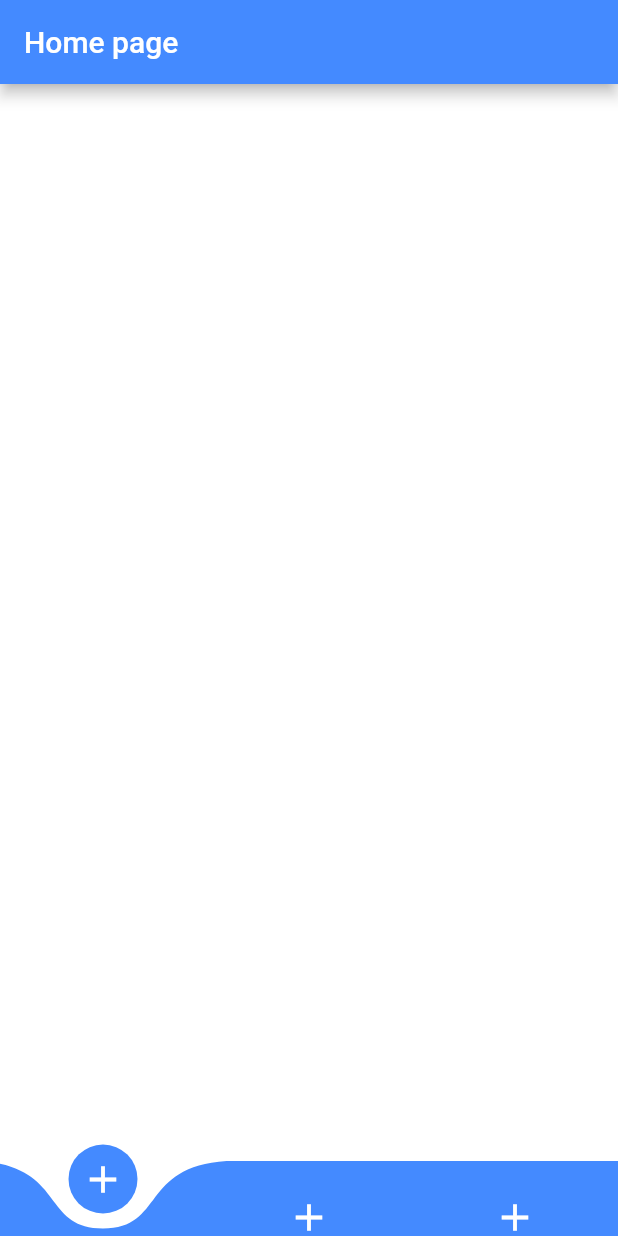
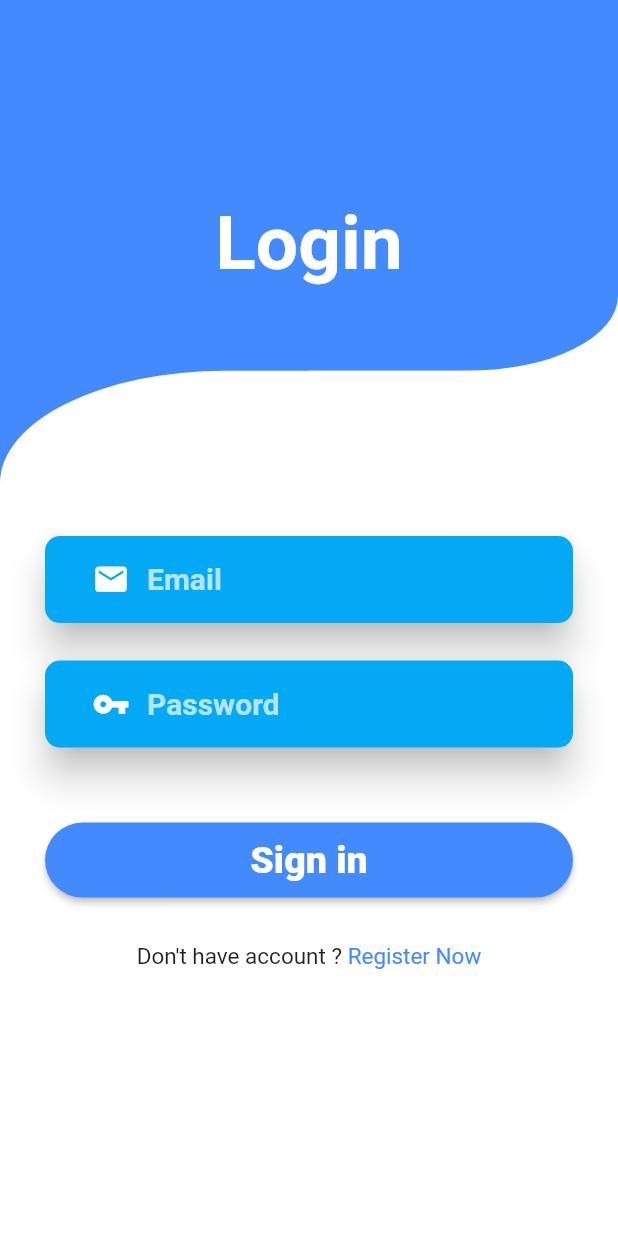
Before and after one commit to uloydev/simple-todo-app, a Flutter app: the screen it shows after launch, on a phone screen of 412 x 824 dp. Run offline on Flutter 3.47's test engine with Material 2 defaults, Android fonts, the phone set to English and light mode, and no system bars; drawn by our look-alikes of curved_navigation_bar.

Commit message:
[ADD] login screen

```diff
--- /dev/null
+++ b/app/simple_todo_app/lib/components/auth_background.dart
@@ -0,0 +1,34 @@
+import 'package:flutter/material.dart';
+
+
+
+class AuthBackground extends StatelessWidget {
+  @override
+  Widget build(BuildContext context) {
+    Size screenSize = MediaQuery.of(context).size;
+    return Stack(children: [
+              Container(
+                color: Colors.blueAccent,
+                width: screenSize.width / 2,
+              ),
+              Column(
+                children: [
+                  Container(
+                    height: screenSize.height * 0.30,
+                    decoration: BoxDecoration(
+                        color: Colors.blueAccent,
+                        borderRadius: BorderRadius.only(
+                            bottomRight: Radius.elliptical(100, 50))),
+                  ),
+                  Container(
+                    height: screenSize.height * 0.70,
+                    decoration: BoxDecoration(
+                        color: Colors.white,
+                        borderRadius: BorderRadius.only(
+                            topLeft: Radius.elliptical(150, 75))),
+                  )
+                ],
+              ),
+            ]);
+  }
+}
--- /dev/null
+++ b/app/simple_todo_app/lib/components/custom_input.dart
@@ -0,0 +1,41 @@
+import 'package:flutter/material.dart';
+
+class CustomInput extends StatelessWidget {
+
+  const CustomInput({
+    Key key,
+    this.label,
+    this.icon,
+    this.obsecure = false,
+  }) : super(key: key);
+
+  final String label;
+  final Icon icon;
+  final bool obsecure;
+
+  @override
+  Widget build(BuildContext context) {
+    return Material(
+      borderRadius: BorderRadius.circular(10),
+      color: Colors.lightBlue,
+      elevation: 10,
+      child: Container(
+          padding:
+              EdgeInsets.symmetric(vertical: 5, horizontal: 20),
+          child: TextField(
+              obscureText: this.obsecure,
+              style: TextStyle(
+                  fontSize: 20,
+                  color: Colors.white,
+                  fontWeight: FontWeight.w700),
+              decoration: InputDecoration(
+                  prefixIcon: this.icon,
+                  hintText: this.label,
+                  border: InputBorder.none,
+                  hintStyle: TextStyle(
+                      color: Colors.white70,
+                      fontWeight: FontWeight.w700,
+                      fontSize: 20)))),
+    );
+  }
+}
--- a/app/simple_todo_app/lib/main.dart
+++ b/app/simple_todo_app/lib/main.dart
@@ -1,5 +1,5 @@
-import 'package:curved_navigation_bar/curved_navigation_bar.dart';
 import 'package:flutter/material.dart';
+import 'package:simple_todo_app/screens/login_screen.dart';
 
 void main() {
   runApp(MyApp());
@@ -10,28 +10,8 @@ class MyApp extends StatelessWidget {
   Widget build(BuildContext context) {
     return MaterialApp(
       title: 'Simple TODO App',
-      home: Scaffold(
-        appBar: AppBar(title: Text('Home page'), backgroundColor: Colors.blueAccent,),
-        backgroundColor: Colors.black,
-        bottomNavigationBar: CurvedNavigationBar(
-          backgroundColor: Colors.white,
-          buttonBackgroundColor: Colors.blueAccent,
-          color: Colors.blueAccent,
-          height: 50,
-          animationDuration: Duration(
-            milliseconds: 300,
-          ),
-          items: <Widget>[
-            Icon(Icons.add, size: 30, color: Colors.white,),
-            Icon(Icons.add, size: 30, color: Colors.white,),
-            Icon(Icons.add, size: 30, color: Colors.white,),
-          ],
-          onTap: (index) {
-            //Handle button tap
-          },
-        ),
-        body: Container(color: Colors.white),
-      ),
+      home: LoginScreen(),
+      color: Colors.blueGrey,
     );
   }
 }
--- /dev/null
+++ b/app/simple_todo_app/lib/screens/login_screen.dart
@@ -0,0 +1,92 @@
+import 'package:flutter/material.dart';
+import 'package:simple_todo_app/components/auth_background.dart';
+import 'package:simple_todo_app/components/custom_input.dart';
+
+class LoginScreen extends StatefulWidget {
+  @override
+  _LoginScreenState createState() => _LoginScreenState();
+}
+
+class _LoginScreenState extends State<LoginScreen> {
+  @override
+  Widget build(BuildContext context) {
+    Size screenSize = MediaQuery.of(context).size;
+
+    return Scaffold(
+        resizeToAvoidBottomInset: false,
+        backgroundColor: Colors.white,
+        body: Stack(
+          children: [
+            AuthBackground(),
+            Container(
+              padding: EdgeInsets.symmetric(vertical: 10, horizontal: 30),
+              child: Column(children: [
+                SizedBox(
+                  height: screenSize.height * 0.15,
+                ),
+                Center(
+                  child: Text(
+                    'Login',
+                    style: TextStyle(
+                        fontSize: 50,
+                        color: Colors.white,
+                        fontWeight: FontWeight.bold),
+                  ),
+                ),
+                SizedBox(height: screenSize.height * 0.2),
+                CustomInput(
+                  label: 'Email',
+                  obsecure: false,
+                  icon: Icon(
+                    Icons.email,
+                    color: Colors.white,
+                    size: 25,
+                  ),
+                ),
+                SizedBox(height: 25),
+                CustomInput(
+                  label: 'Password',
+                  obsecure: true,
+                  icon: Icon(
+                    Icons.vpn_key,
+                    color: Colors.white,
+                    size: 25,
+                  ),
+                ),
+                SizedBox(height: 50),
+                SizedBox(
+                  width: screenSize.width,
+                  height: 50,
+                  child: RaisedButton(
+                    shape: RoundedRectangleBorder(
+                        borderRadius: BorderRadius.circular(30)),
+                    color: Colors.blueAccent,
+                    child: Text(
+                      'Sign in',
+                      style: TextStyle(
+                          color: Colors.white,
+                          fontWeight: FontWeight.w800,
+                          fontSize: 25),
+                    ),
+                    onPressed: () {},
+                  ),
+                ),
+                SizedBox(height: 30),
+                Row(
+                  mainAxisAlignment: MainAxisAlignment.center,
+                  children: [
+                  Text("Don't have account ? ", style: TextStyle(fontSize: 15),),
+                  GestureDetector(
+                    child: Text(
+                      "Register Now",
+                      style: TextStyle(color: Colors.blueAccent, fontSize: 15),
+                    ),
+                    onTap: (){},
+                  )
+                ])
+              ]),
+            )
+          ],
+        ));
+  }
+}
```
